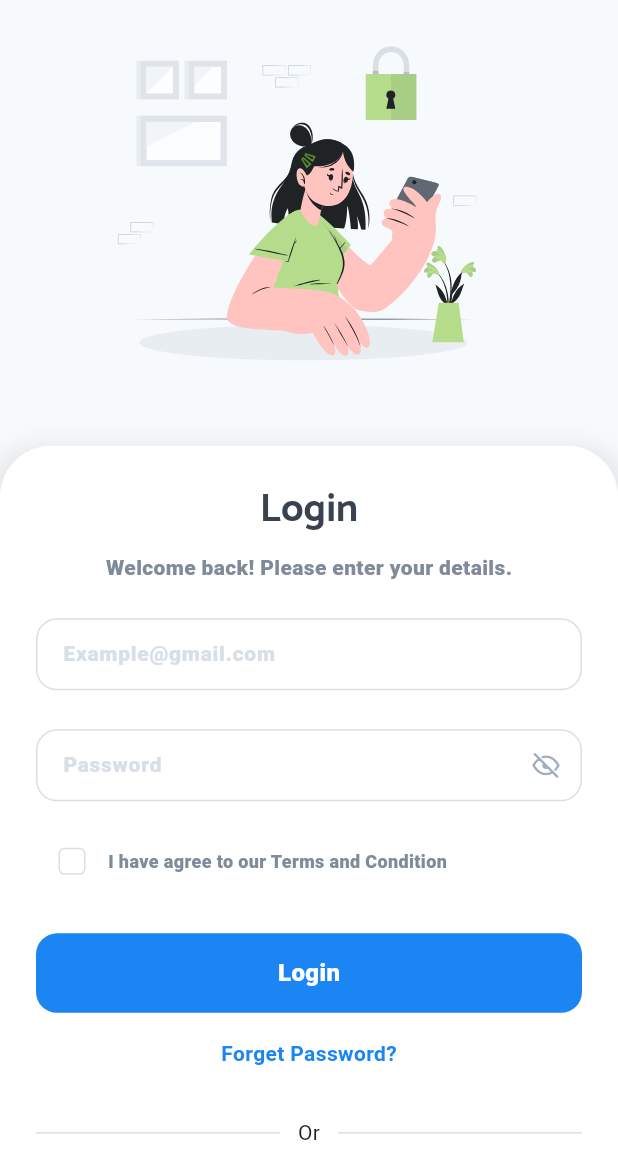
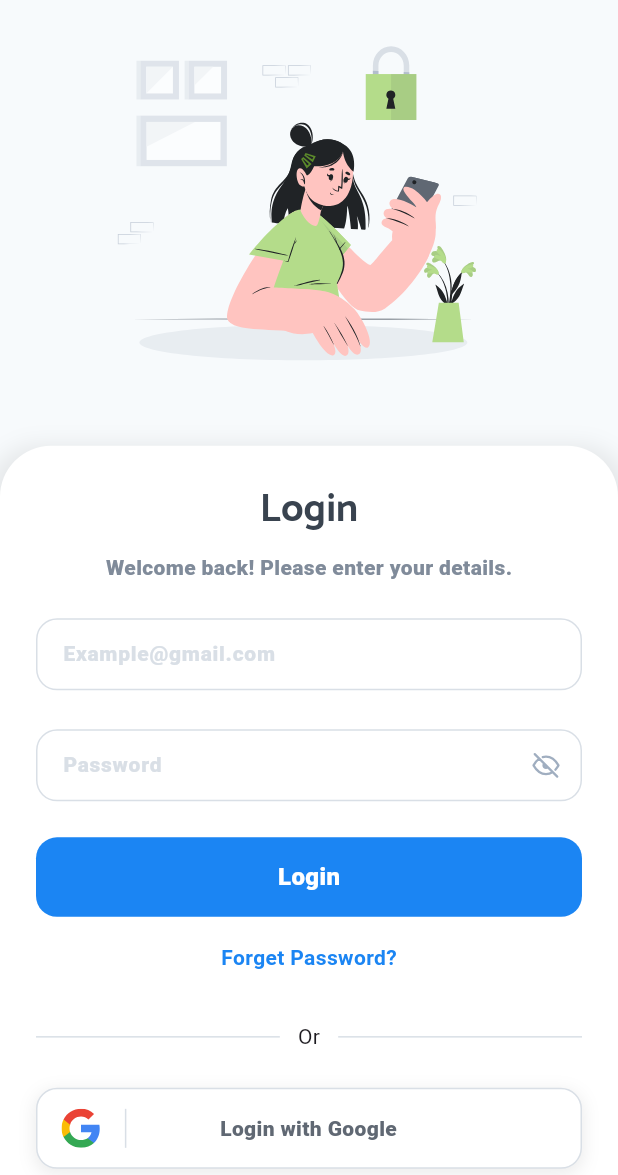
Before and after one commit to mozidan27/auth_flow, a Flutter app: the LogInView screen opened by its route, on a phone screen of 412 x 824 dp, the part 61-1236 px from its top. Run offline on Flutter 3.47's test engine with Material 3 defaults, Android fonts, the light colour scheme and no system bars; our stand-ins replace flutter_svg; Roboto replaces fonts that are missing (Noto).

Commit message:
refactor the login page

```diff
--- a/lib/features/Auth/presentation/screen/log_in_View.dart
+++ b/lib/features/Auth/presentation/screen/log_in_View.dart
@@ -1,11 +1,12 @@
+import 'package:auth_flow/core/funcations/navigation.dart';
 import 'package:auth_flow/core/helper/spacing.dart';
 import 'package:auth_flow/core/utils/app_assets.dart';
 import 'package:auth_flow/core/utils/app_color.dart';
 import 'package:auth_flow/core/utils/app_strings.dart';
 import 'package:auth_flow/core/utils/app_text_style.dart';
-import 'package:auth_flow/core/widgets/custom_bottom.dart';
-import 'package:auth_flow/core/widgets/my_custom_text_form_field.dart';
 import 'package:auth_flow/features/auth/presentation/widgets/login_or_signup_text.dart';
+import 'package:auth_flow/features/auth/presentation/widgets/or_divider_widget.dart';
+import 'package:auth_flow/features/auth/presentation/widgets/sign_in_form_field.dart';
 import 'package:auth_flow/features/auth/presentation/widgets/third_parties_buttons.dart';
 import 'package:flutter/material.dart';
 import 'package:flutter_svg/svg.dart';
@@ -74,61 +75,15 @@ class LogInView extends StatelessWidget {
                         ),
                       ),
                       verticalSpace(24),
-                      MyCustomTextFormField(hint: "Example@gmail.com"),
-                      verticalSpace(26),
-                      MyCustomTextFormField(
-                        hint: "Password",
-                        suffixIcon: SvgPicture.asset(
-                          Assets.imagesEyeoff,
-                          height: 15,
-                          width: 17,
-                          fit: BoxFit.scaleDown,
-                        ),
-                      ),
-                      verticalSpace(16),
-                      Row(
-                        children: [
-                          Checkbox(
-                            side: BorderSide(color: AppColor.lightGrey),
-                            shape: RoundedRectangleBorder(
-                              borderRadius: BorderRadius.circular(4.0),
-                            ),
-                            value: false,
-                            onChanged: (value) {},
-                            activeColor: AppColor.blue,
-                          ),
-                          Text(
-                            "I have agree to our Terms and Condition",
-                            style: CustomTextStyles.noto14WhiteMedium.copyWith(
-                              fontSize: 12,
-                              color: AppColor.grey,
-                            ),
-                          ),
-                        ],
-                      ),
-                      verticalSpace(24),
-                      MyCustomButtom(text: AppStrings.logIn),
+                      //! form field
+                      SignInFormField(),
                       verticalSpace(17),
-
                       Text(
                         "Forget Password?",
                         style: CustomTextStyles.noto14BlueRegular600,
                       ),
                       verticalSpace(33),
-
-                      Row(
-                        mainAxisAlignment: MainAxisAlignment.center,
-                        children: [
-                          Expanded(child: Divider(color: AppColor.lightGrey)),
-                          Padding(
-                            padding: const EdgeInsets.symmetric(
-                              horizontal: 12.0,
-                            ),
-                            child: Text("Or"),
-                          ),
-                          Expanded(child: Divider(color: AppColor.lightGrey)),
-                        ],
-                      ),
+                      OrDividerWidget(),
                       verticalSpace(24),
                       ThirdPartiesButtons(
                         label: "Login with Google",
@@ -151,6 +106,9 @@ class LogInView extends StatelessWidget {
                       LogInOrSignUpText(
                         text1: "First time here? ",
                         text2: "Sign up for free",
+                        onTap: () {
+                          customReplacementNavigate(context, "/signup");
+                        },
                       ),
                     ],
                   ),
--- a/lib/features/Auth/presentation/widgets/login_or_signup_text.dart
+++ b/lib/features/Auth/presentation/widgets/login_or_signup_text.dart
@@ -8,9 +8,11 @@ class LogInOrSignUpText extends StatelessWidget {
     super.key,
     required this.text1,
     required this.text2,
+    this.onTap,
   });
   final String text1;
   final String text2;
+  final void Function()? onTap;
   @override
   Widget build(BuildContext context) {
     return RichText(
@@ -27,7 +29,7 @@ class LogInOrSignUpText extends StatelessWidget {
             style: CustomTextStyles.noto14BlueRegular600.copyWith(
               fontWeight: FontWeight.bold,
             ),
-            recognizer: TapGestureRecognizer()..onTap = () {},
+            recognizer: TapGestureRecognizer()..onTap = onTap,
           ),
         ],
       ),
--- /dev/null
+++ b/lib/features/Auth/presentation/widgets/or_divider_widget.dart
@@ -0,0 +1,21 @@
+import 'package:auth_flow/core/utils/app_color.dart';
+import 'package:flutter/material.dart';
+
+class OrDividerWidget extends StatelessWidget {
+  const OrDividerWidget({super.key});
+
+  @override
+  Widget build(BuildContext context) {
+    return Row(
+      mainAxisAlignment: MainAxisAlignment.center,
+      children: [
+        Expanded(child: Divider(color: AppColor.lightGrey)),
+        Padding(
+          padding: const EdgeInsets.symmetric(horizontal: 12.0),
+          child: Text("Or"),
+        ),
+        Expanded(child: Divider(color: AppColor.lightGrey)),
+      ],
+    );
+  }
+}
--- /dev/null
+++ b/lib/features/Auth/presentation/widgets/sign_in_form_field.dart
@@ -0,0 +1,35 @@
+import 'package:auth_flow/core/helper/spacing.dart';
+import 'package:auth_flow/core/utils/app_assets.dart';
+import 'package:auth_flow/core/utils/app_strings.dart';
+import 'package:auth_flow/core/widgets/custom_bottom.dart';
+import 'package:auth_flow/core/widgets/my_custom_text_form_field.dart';
+import 'package:flutter/material.dart';
+import 'package:flutter_svg/svg.dart';
+
+class SignInFormField extends StatelessWidget {
+  const SignInFormField({super.key});
+
+  @override
+  Widget build(BuildContext context) {
+    return Form(
+      child: Column(
+        children: [
+          MyCustomTextFormField(hint: "Example@gmail.com"),
+          verticalSpace(26),
+          MyCustomTextFormField(
+            hint: "Password",
+            suffixIcon: SvgPicture.asset(
+              Assets.imagesEyeoff,
+              height: 15,
+              width: 17,
+              fit: BoxFit.scaleDown,
+            ),
+          ),
+
+          verticalSpace(24),
+          MyCustomButtom(text: AppStrings.logIn),
+        ],
+      ),
+    );
+  }
+}
--- a/lib/features/Auth/presentation/widgets/sign_up_form_field.dart
+++ b/lib/features/Auth/presentation/widgets/sign_up_form_field.dart
@@ -1,3 +1,4 @@
+import 'package:auth_flow/core/funcations/navigation.dart';
 import 'package:auth_flow/core/helper/spacing.dart';
 import 'package:auth_flow/core/utils/app_assets.dart';
 import 'package:auth_flow/core/utils/app_color.dart';
@@ -69,7 +70,13 @@ class SignUpFormField extends StatelessWidget {
 
           SizedBox(child: Divider(color: AppColor.lightGrey)),
           verticalSpace(32),
-          LogInOrSignUpText(text1: 'Joined us before? ', text2: 'Login'),
+          LogInOrSignUpText(
+            text1: 'Joined us before? ',
+            text2: 'Login',
+            onTap: () {
+              customReplacementNavigate(context, "/login");
+            },
+          ),
         ],
       ),
     );
```
